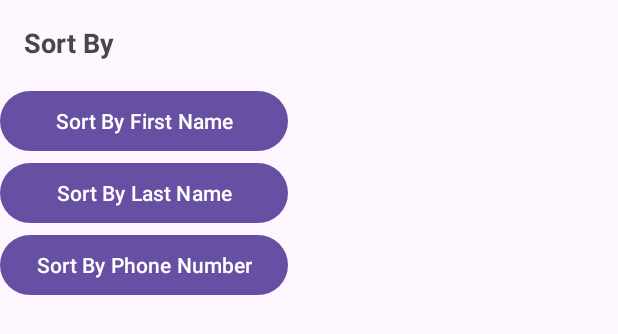
After one commit to abuc1998/RoomDbBasics, an Android app: the layout sort_dialog.xml on its own in the app's theme, with its tools: preview values and no code run, on a phone screen of 412 x 824 dp. The commit adds this screen. Shown: the top 334 px of the screen. Run offline under Robolectric (Android 15) with nearby library versions, the phone set to English and light mode, and no system bars.

Commit message:
First Commit

```diff
--- /dev/null
+++ b/app/src/main/res/layout/sort_dialog.xml
@@ -0,0 +1,32 @@
+<LinearLayout xmlns:android="http://schemas.android.com/apk/res/android"
+    android:layout_width="wrap_content"
+    android:layout_height="wrap_content"
+    android:orientation="vertical">
+
+    <TextView
+        android:layout_width="match_parent"
+        android:layout_height="wrap_content"
+        android:text="Sort By"
+        android:textSize="18sp"
+        android:textStyle="bold"
+        android:padding="16dp"/>
+
+    <Button
+        android:id="@+id/sortFirstName"
+        android:layout_width="match_parent"
+        android:layout_height="wrap_content"
+        android:text="Sort By First Name"/>
+
+    <Button
+        android:id="@+id/sortLastName"
+        android:layout_width="match_parent"
+        android:layout_height="wrap_content"
+        android:text="Sort By Last Name"/>
+
+    <Button
+        android:id="@+id/sortPhoneNumber"
+        android:layout_width="match_parent"
+        android:layout_height="wrap_content"
+        android:text="Sort By Phone Number"/>
+
+</LinearLayout>
--- a/app/src/main/res/values/colors.xml
+++ b/app/src/main/res/values/colors.xml
@@ -2,4 +2,7 @@
 <resources>
     <color name="black">#FF000000</color>
     <color name="white">#FFFFFFFF</color>
+
+    <color name="transparent">#00FFFFFF</color>
+
 </resources>
```
Also changed, not shown: app/src/main/java/com/example/roomdbexample/ContactAdapter.kt (+6 -1 lines), app/src/main/java/com/example/roomdbexample/FetchDataFragment.kt (+70 -0 lines), app/src/main/res/layout/fragment_fetch_data.xml (+3 -4 lines).
